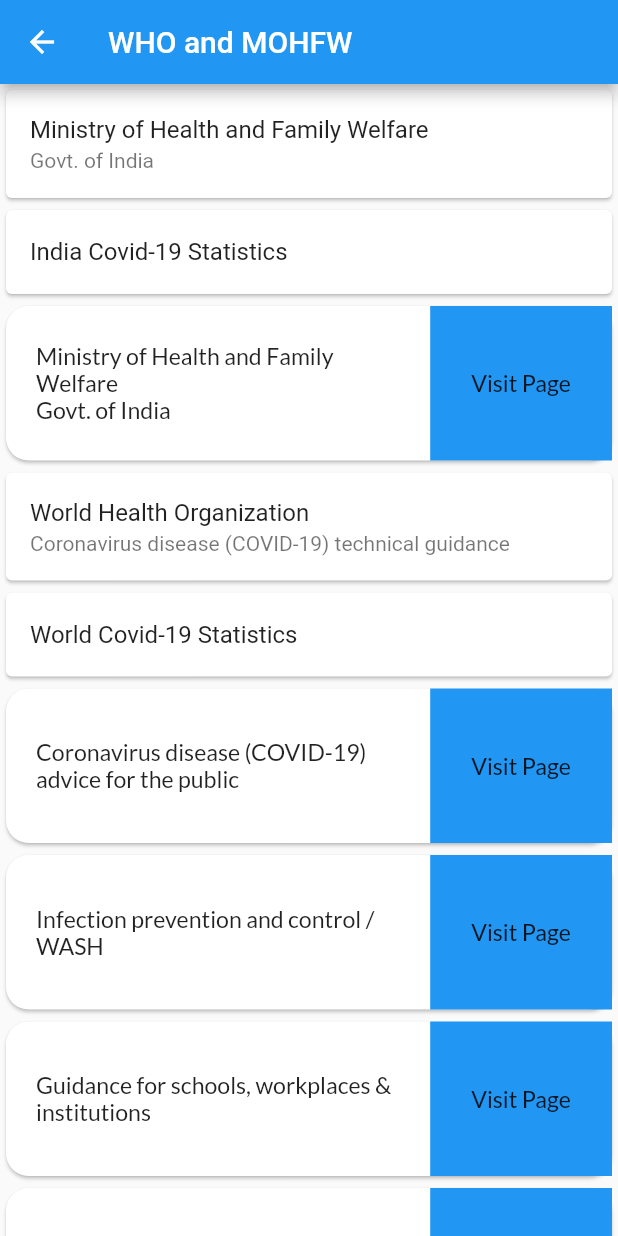
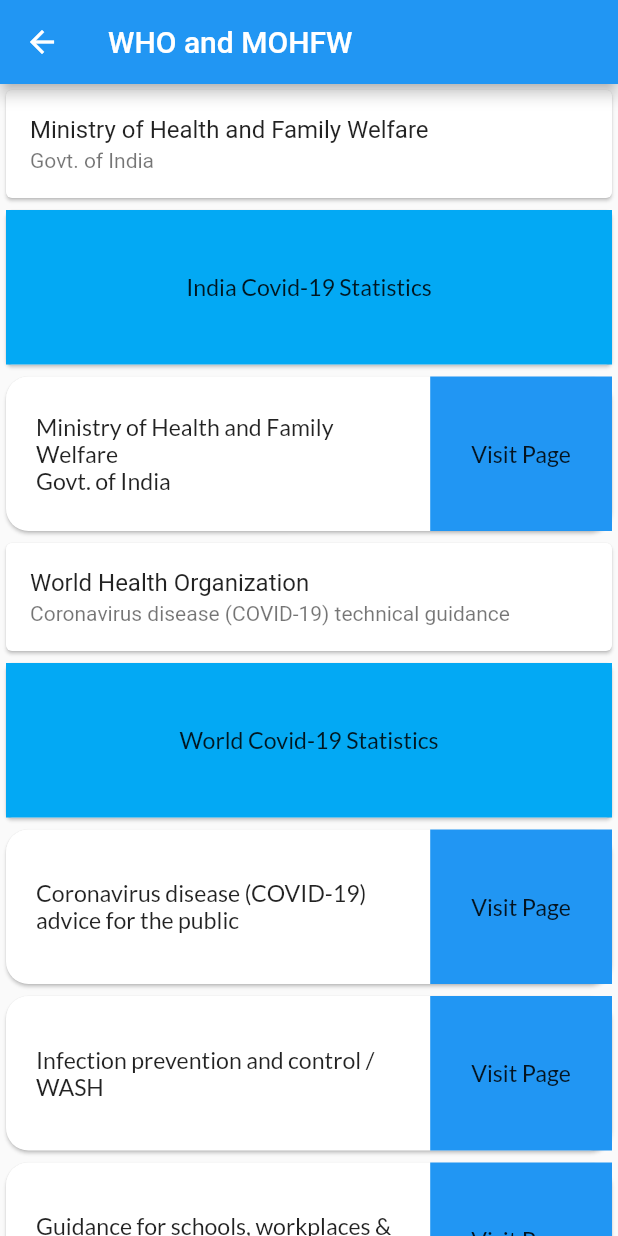
Before and after one commit to rajashah33/corona_app, a Flutter app: the RedirectPage screen opened directly, on a phone screen of 412 x 824 dp. Run offline on Flutter 3.47's test engine with Material 2 defaults, Android fonts, the phone set to English and light mode, and no system bars; our stand-ins replace bottom_navy_bar, carousel_slider, cloud_firestore, flutter_local_notifications, get_it, google_fonts and 3 more; accounts and stored records are empty; network calls fail.

Commit message:
rediect page edited

```diff
--- a/corona_app/lib/config/RedirectURL.dart
+++ b/corona_app/lib/config/RedirectURL.dart
@@ -9,7 +9,7 @@ final String guides = "https://blog.trello.com/work-from-home-guides";
 final String mohfw = "https://www.mohfw.gov.in/";
 
 final String worldStats = 'https://www.worldometers.info/coronavirus/';
-final String covidStats = 'https://www.covid19india.org/';
+final String indiaStats = 'https://www.covid19india.org/';
 
 
 }
--- a/corona_app/lib/views/redirect_page.dart
+++ b/corona_app/lib/views/redirect_page.dart
@@ -46,16 +46,24 @@ class _RedirectPageState extends State<RedirectPage> {
                       ],
                     ),
                   ),
-                  GestureDetector(
-                    child: Card(
+                  Card(
+                    child: Row(
+                      children: <Widget>[
+                        Expanded(
+                          flex: 10,
+                          child: Container(
+                            height: MediaQuery.of(context).size.width / 4,
+                            color: Colors.lightBlue,
                             child: Column(
-                        mainAxisSize: MainAxisSize.min,
+                              mainAxisAlignment: MainAxisAlignment.center,
+                              crossAxisAlignment: CrossAxisAlignment.center,
                               children: <Widget>[
-                          const ListTile(
-                            title: Text('India Covid-19 Statistics'),
-                          )
-                        ],
-                      ),
+                                InkWell(
+                                  child: Text(
+                                    "India Covid-19 Statistics",
+                                    style: GoogleFonts.lato(
+                                        fontStyle: FontStyle.normal),
+                                    textScaleFactor: 1.1,
                                   ),
                                   onTap: () {
                                     Navigator.push(
@@ -63,13 +71,20 @@ class _RedirectPageState extends State<RedirectPage> {
                                         MaterialPageRoute(
                                             builder: (context) => TrackerPage(
                                                 url:
-                                              'https://www.covid19india.org')));
+                                                    redirectURL.indiaStats)));
                                   },
+                                )
+                              ],
+                            ),
+                          ),
+                        )
+                      ],
+                    ),
                   ),
                   SizedBox(
                     width: 10.0,
                   ),
-                  ReliefCard(redirectText.mohfw, redirectURL.mohfw),
+                  InfoCard(redirectText.mohfw, redirectURL.mohfw),
                   SizedBox(
                     width: 10.0,
                   ),
@@ -85,16 +100,24 @@ class _RedirectPageState extends State<RedirectPage> {
                       ],
                     ),
                   ),
-                  GestureDetector(
-                    child: Card(
+                  Card(
+                    child: Row(
+                      children: <Widget>[
+                        Expanded(
+                          flex: 10,
+                          child: Container(
+                            height: MediaQuery.of(context).size.width / 4,
+                            color: Colors.lightBlue,
                             child: Column(
-                        mainAxisSize: MainAxisSize.min,
+                              mainAxisAlignment: MainAxisAlignment.center,
+                              crossAxisAlignment: CrossAxisAlignment.center,
                               children: <Widget>[
-                          const ListTile(
-                            title: Text('World Covid-19 Statistics'),
-                          )
-                        ],
-                      ),
+                                InkWell(
+                                  child: Text(
+                                    "World Covid-19 Statistics",
+                                    style: GoogleFonts.lato(
+                                        fontStyle: FontStyle.normal),
+                                    textScaleFactor: 1.1,
                                   ),
                                   onTap: () {
                                     Navigator.push(
@@ -102,33 +125,40 @@ class _RedirectPageState extends State<RedirectPage> {
                                         MaterialPageRoute(
                                             builder: (context) => TrackerPage(
                                                 url:
-                                              'https://www.worldometers.info/coronavirus/')));
+                                                    redirectURL.worldStats)));
                                   },
+                                )
+                              ],
+                            ),
+                          ),
+                        )
+                      ],
+                    ),
                   ),
                   SizedBox(
                     width: 10.0,
                   ),
-                  ReliefCard(redirectText.general, redirectURL.general),
+                  InfoCard(redirectText.general, redirectURL.general),
                   SizedBox(
                     width: 10.0,
                   ),
-                  ReliefCard(redirectText.infection, redirectURL.infection),
+                  InfoCard(redirectText.infection, redirectURL.infection),
                   SizedBox(
                     width: 10.0,
                   ),
-                  ReliefCard(redirectText.institute, redirectURL.institute),
+                  InfoCard(redirectText.institute, redirectURL.institute),
                   SizedBox(
                     width: 10.0,
                   ),
-                  ReliefCard(redirectText.gather, redirectURL.gather),
+                  InfoCard(redirectText.gather, redirectURL.gather),
                   SizedBox(
                     width: 10.0,
                   ),
-                  ReliefCard(redirectText.animals, redirectURL.animals),
+                  InfoCard(redirectText.animals, redirectURL.animals),
                   SizedBox(
                     width: 10.0,
                   ),
-                  ReliefCard(redirectText.guides, redirectURL.guides),
+                  InfoCard(redirectText.guides, redirectURL.guides),
                 ]),
           ),
         ),
@@ -137,11 +167,11 @@ class _RedirectPageState extends State<RedirectPage> {
   }
 }
 
-class ReliefCard extends StatelessWidget {
+class InfoCard extends StatelessWidget {
   final String txt;
   final String url;
 
-  const ReliefCard(this.txt, this.url);
+  const InfoCard(this.txt, this.url);
 
   @override
   Widget build(BuildContext context) {
```
Lines whose indentation alone changed are shown as unchanged.
